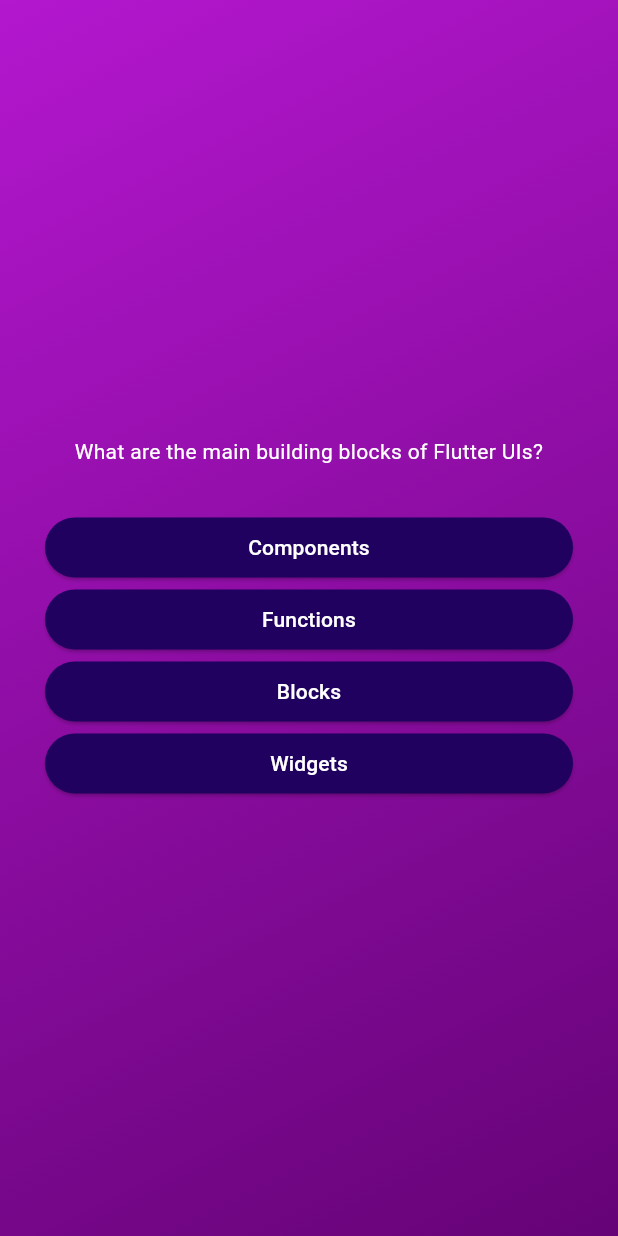
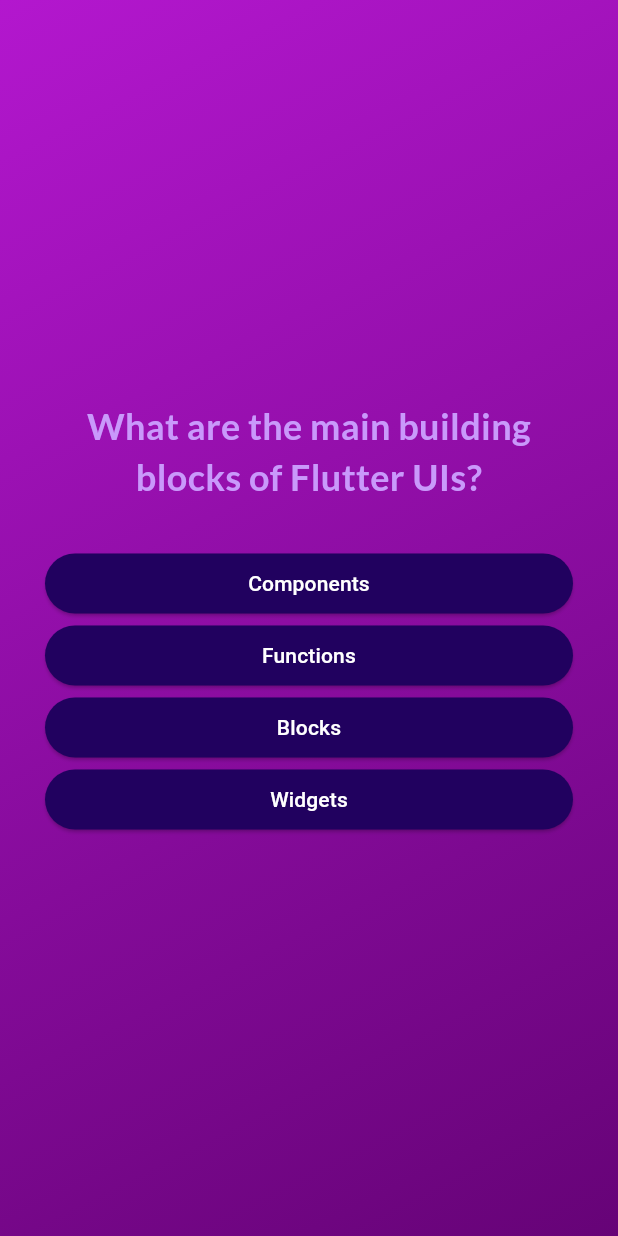
Before and after one commit to adogbeji/FlutterQuizApp, a Flutter app: the screen it shows after launch, after a tap on "Start Quiz", on a phone screen of 412 x 824 dp. Run offline on Flutter 3.47's test engine with Material 3 defaults, Android fonts, the phone set to English and light mode, and no system bars; our stand-ins replace google_fonts.

Commit message:
Change styling of question text in questions screen

```diff
--- a/lib/questions_screen.dart
+++ b/lib/questions_screen.dart
@@ -1,4 +1,5 @@
 import 'package:flutter/material.dart';
+import 'package:google_fonts/google_fonts.dart';
 
 import './answer_button.dart';
 import './data/questions.dart';
@@ -39,8 +40,10 @@ class _QuestionsScreenState extends State<QuestionsScreen> {
             Text(
               // 'The question...',
               currentQuestion.text,
-              style: const TextStyle(
-                color: Colors.white,
+              style: GoogleFonts.lato(
+                color: const Color.fromARGB(255, 201, 153, 251),
+                fontSize: 24,
+                fontWeight: FontWeight.bold,
               ),
               textAlign: TextAlign.center,
             ),
```
